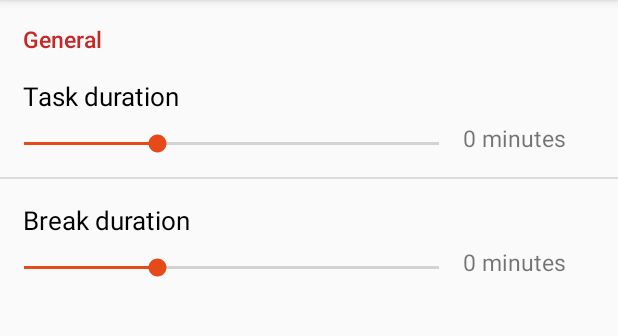
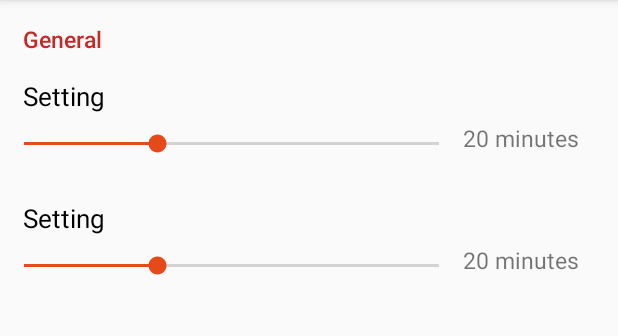
Before and after one commit to georgistephanov/AndroidPomodoroTimer, an Android app: the SettingsActivity screen opened directly, with no data from a screen before it, on a phone screen of 412 x 824 dp, the part 84-420 px from its top. Run offline under Robolectric (Android 15) with nearby library versions, the phone set to English and light mode, and no system bars.

Commit message:
Started implementing the setting menu populator method

```diff
--- a/app/src/main/java/com/georgistephanov/android/pomodorotimer/SettingsActivity.java
+++ b/app/src/main/java/com/georgistephanov/android/pomodorotimer/SettingsActivity.java
@@ -1,7 +1,11 @@
 package com.georgistephanov.android.pomodorotimer;
 
+import android.app.ActionBar;
+import android.app.Activity;
 import android.app.ListActivity;
 import android.content.ContentValues;
+import android.content.res.ColorStateList;
+import android.content.res.Resources;
 import android.database.Cursor;
 import android.support.annotation.NonNull;
 import android.support.annotation.Nullable;
@@ -10,10 +14,11 @@ import android.view.View;
 import android.view.ViewGroup;
 import android.widget.ArrayAdapter;
 import android.widget.LinearLayout;
+import android.widget.ProgressBar;
 import android.widget.SeekBar;
 import android.widget.TextView;
 
-public class SettingsActivity extends ListActivity {
+public class SettingsActivity extends Activity {
 	String [] taskLengthOptions = {
 		"Task duration", "Break duration"
 	};
@@ -21,12 +26,14 @@ public class SettingsActivity extends ListActivity {
 	SeekBar sb_taskDuration;
 	SeekBar sb_breakDuration;
 
+	enum SETTINGS {
+		TASK_DURATION, BREAK_DURATION
+	};
+
 	@Override
 	protected void onCreate(Bundle savedInstanceState) {
 		super.onCreate(savedInstanceState);
 		setContentView(R.layout.activity_settings);
-
-		setListAdapter(new SettingsAdapter());
 	}
 
 	@Override
@@ -42,53 +49,31 @@ public class SettingsActivity extends ListActivity {
 		super.onDestroy();
 	}
 
-	private class SettingsAdapter extends ArrayAdapter<String> {
-		SettingsAdapter() {
-			super(SettingsActivity.this, R.layout.settings_duration, R.id.settingName, taskLengthOptions);
-		}
+	private ProgressBar makeProgressBarSetting(String taskName, int length) {
+		Resources res = getResources();
+		float scale = res.getDisplayMetrics().density;
 
-		@NonNull
-		@Override
-		public View getView(int position, @Nullable View convertView, @NonNull ViewGroup parent) {
-			// Keep the current row
-			View row = super.getView(position, convertView, parent);
+		// Create the parent layout which is going to hold the widgets
+		LinearLayout parent = new LinearLayout(this);
+		parent.setLayoutParams(new LinearLayout.LayoutParams(LinearLayout.LayoutParams.MATCH_PARENT, LinearLayout.LayoutParams.WRAP_CONTENT));
+		parent.setOrientation(LinearLayout.VERTICAL);
 
-			// Set the setting name of the row
-			((TextView) row.findViewById(R.id.settingName)).setText(taskLengthOptions[position]);
+		// Create the TextView widget for the setting name
+		TextView name = new TextView(this);
+		name.setText(taskName);
+		name.setLayoutParams(new LinearLayout.LayoutParams(LinearLayout.LayoutParams.MATCH_PARENT, LinearLayout.LayoutParams.WRAP_CONTENT));
+		name.setTextSize(res.getDimension(R.dimen.setting_name_textSize));
+		name.setTextColor(res.getColor(R.color.black, this.getTheme()));
+		name.setPadding(
+				pixelsToDensityPixels(15),
+				pixelsToDensityPixels(15),
+				0,
+				pixelsToDensityPixels(5));
 
-			// Find the duration of the current setting from the database
-			Cursor cursor = Database.getSettings();
-			int duration = -1;
-
-			if (cursor.moveToNext()) {
-				switch (position) {
-					case 0:
-						duration = cursor.getInt(0);
-						sb_taskDuration = row.findViewById(R.id.seekBar);
-						break;
-					case 1:
-						duration = cursor.getInt(1);
-						sb_breakDuration = row.findViewById(R.id.seekBar);
-						break;
-					default:
-						throw new RuntimeException("The size of the array must match the switch cases");
-				}
-			}
-
-			if ( duration != -1 ) {
-				// Convert the duration from milliseconds to minutes
-				duration = duration / 1000 / 60;
-			} else {
-				throw new RuntimeException("The database didn't return the settings");
-			}
-
-			// Set the seekbar and the textview to display the correct duration
-			LinearLayout seekBarRow = (LinearLayout) row.findViewById(R.id.seekBarRow);
-			//((SeekBar) seekBarRow.findViewById(R.id.seekBar)).setProgress(duration);
-			((TextView) seekBarRow.findViewById(R.id.settingDuration)).setText(duration + " minutes");
-
-			return row;
-		}
+		// TODO: Add linear layout with seekbar and textview for the minutes
 	}
 
+	private int pixelsToDensityPixels(float pixels) {
+		return (int) (getResources().getDisplayMetrics().density * pixels + .5f);
+	}
 }
--- a/app/src/main/res/layout/activity_settings.xml
+++ b/app/src/main/res/layout/activity_settings.xml
@@ -8,6 +8,7 @@
 	android:orientation="vertical"
 	tools:context="com.georgistephanov.android.pomodorotimer.SettingsActivity">
 
+	<!-- Menu separator -->
 	<TextView
 		android:layout_width="match_parent"
 		android:layout_height="wrap_content"
@@ -20,10 +21,101 @@
 		android:textColor="@color/darkRed"
 		android:fontFamily="sans-serif-medium"/>
 
-	<ListView
-		android:id="@android:id/list"
+	<!-- Task length option -->
+	<LinearLayout
 		android:layout_width="match_parent"
-		android:layout_height="wrap_content"></ListView>
+		android:layout_height="wrap_content"
+		android:orientation="vertical">
+
+		<TextView
+			android:id="@+id/settingName"
+			android:layout_width="match_parent"
+			android:layout_height="wrap_content"
+			android:text="Setting"
+			android:textSize="@dimen/setting_name_textSize"
+			android:textColor="@android:color/black"
+
+			android:paddingTop="15dp"
+			android:paddingLeft="15dp"
+			android:paddingBottom="5dp"/>
+
+		<LinearLayout
+			android:id="@+id/seekBarRow"
+			android:layout_width="match_parent"
+			android:layout_height="wrap_content"
+			android:paddingBottom="10dp"
+			android:orientation="horizontal">
+
+			<SeekBar
+				android:id="@+id/seekBar"
+				android:layout_width="0dp"
+				android:layout_height="wrap_content"
+				android:layout_weight="6"
+				android:paddingTop="5dp"
+				android:gravity="center"
+				android:max="60"
+				android:min="1"
+				android:progress="20"/>
+
+			<TextView
+				android:id="@+id/settingDuration"
+				android:layout_width="0dp"
+				android:layout_height="wrap_content"
+				android:layout_weight="2"
+				android:paddingBottom="5dp"
+				android:text="20 minutes"
+				android:textSize="@dimen/separator_textSize"/>
+
+		</LinearLayout>
+	</LinearLayout>
+
+	<!-- Break length -->
+	<LinearLayout
+		android:layout_width="match_parent"
+		android:layout_height="wrap_content"
+		android:orientation="vertical">
+
+		<TextView
+			android:id="@+id/settingName2"
+			android:layout_width="match_parent"
+			android:layout_height="wrap_content"
+			android:text="Setting"
+			android:textSize="@dimen/setting_name_textSize"
+			android:textColor="@android:color/black"
+
+			android:paddingTop="15dp"
+			android:paddingLeft="15dp"
+			android:paddingBottom="5dp"/>
+
+		<LinearLayout
+			android:id="@+id/seekBarRow2"
+			android:layout_width="match_parent"
+			android:layout_height="wrap_content"
+			android:paddingBottom="10dp"
+			android:orientation="horizontal">
+
+			<SeekBar
+				android:id="@+id/seekBar2"
+				android:layout_width="0dp"
+				android:layout_height="wrap_content"
+				android:layout_weight="6"
+				android:paddingTop="5dp"
+				android:gravity="center"
+				android:max="60"
+				android:min="1"
+				android:progress="20"/>
+
+			<TextView
+				android:id="@+id/settingDuration2"
+				android:layout_width="0dp"
+				android:layout_height="wrap_content"
+				android:layout_weight="2"
+				android:paddingBottom="5dp"
+				android:text="20 minutes"
+				android:textSize="@dimen/separator_textSize"/>
+
+		</LinearLayout>
+	</LinearLayout>
 
 
 </LinearLayout>
--- a/app/src/main/res/values/colors.xml
+++ b/app/src/main/res/values/colors.xml
@@ -6,6 +6,8 @@
 
 	<color name="white">#FFF</color>
 	<color name="gray">#757575</color>
+	<color name="black">#000</color>
+
 	<color name="darkRed">#C62828</color>
 	<color name="rippleButton">#E0E0E0</color>
 	<color name="ripplePopupMenu">#E0E0E0</color>
--- a/app/src/main/res/values/strings.xml
+++ b/app/src/main/res/values/strings.xml
@@ -15,4 +15,6 @@
 
 	<string name="menu_previous_tasks">History</string>
 	<string name="menu_settings">Settings</string>
+	<string name="settings_task_duration">Task duration</string>
+	<string name="settings_break_duration">Break duration</string>
 </resources>
```
